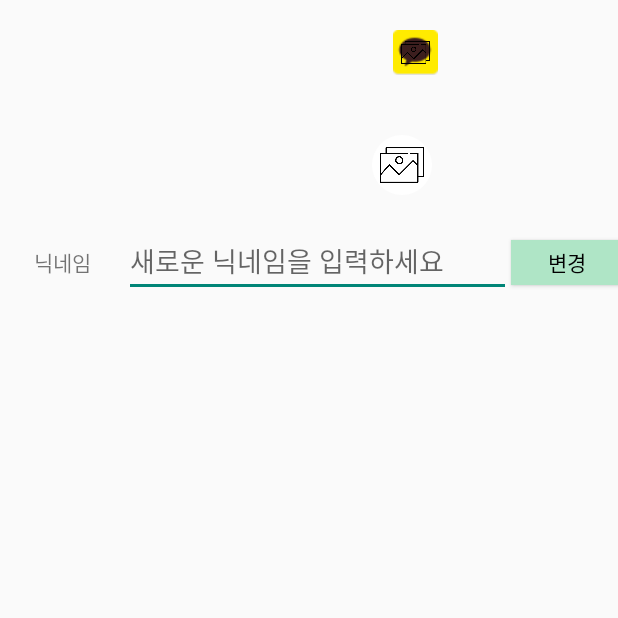
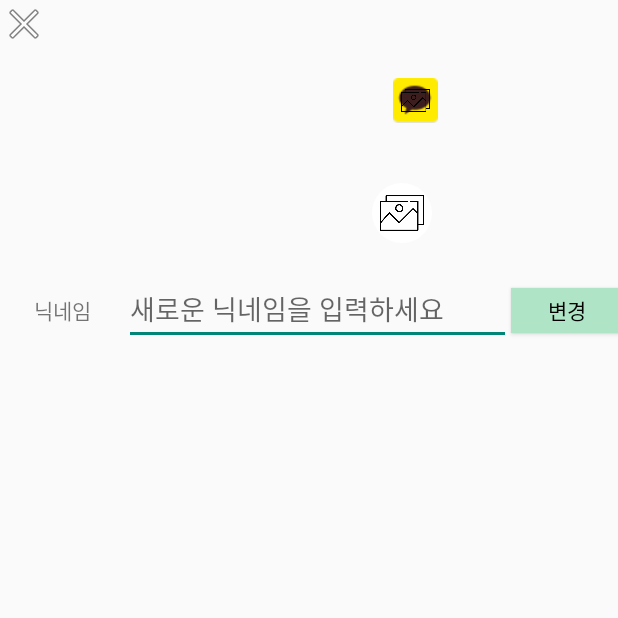
Before and after one commit to Capstone-kks/KKS_Android, an Android app: the MyProfileActivity screen opened directly, with no data from a screen before it, on a phone screen of 412 x 824 dp, the top half of it. Run offline under Robolectric (Android 15) with nearby library versions, the phone set to English and light mode, and no system bars; libraries missing offline, so code that uses them is left out: com.gun0912.tedpermission, jp.wasabeef.glide; pictures from the network do not load; 1 statement that could not run was skipped.

Commit message:
[에러] 뒤로가기 누르면 어플 꺼짐 -> 뒤로가기 누르면 어플 재시작으로 수정 어떻게 해야 Activity에서 fragment로 돌아가는지 잘 모르겠음

```diff
--- a/app/src/main/java/com/example/kks/MyProfileActivity.java
+++ b/app/src/main/java/com/example/kks/MyProfileActivity.java
@@ -5,8 +5,6 @@ import static android.content.ContentValues.TAG;
 import androidx.annotation.NonNull;
 import androidx.appcompat.app.AlertDialog;
 import androidx.appcompat.app.AppCompatActivity;
-import androidx.core.app.ActivityCompat;
-import androidx.core.content.FileProvider;
 
 import android.Manifest;
 import android.app.Activity;
@@ -17,49 +15,29 @@ import android.content.pm.PackageManager;
 import android.database.Cursor;
 import android.graphics.Bitmap;
 import android.graphics.BitmapFactory;
-import android.graphics.Camera;
-import android.graphics.SurfaceTexture;
-import android.hardware.camera2.CameraAccessException;
-import android.hardware.camera2.CameraCaptureSession;
-import android.hardware.camera2.CameraCharacteristics;
-import android.hardware.camera2.CameraDevice;
-import android.hardware.camera2.CameraManager;
-import android.hardware.camera2.CameraMetadata;
-import android.hardware.camera2.CaptureRequest;
-import android.hardware.camera2.params.StreamConfigurationMap;
 import android.net.Uri;
-import android.os.Build;
 import android.os.Bundle;
-import android.os.Environment;
 import android.os.Handler;
 import android.provider.MediaStore;
 import android.util.Log;
-import android.util.Size;
-import android.view.Surface;
-import android.view.TextureView;
 import android.view.View;
+import android.widget.ImageButton;
 import android.widget.ImageView;
 import android.widget.Toast;
 
 import com.bumptech.glide.Glide;
 import com.bumptech.glide.request.RequestOptions;
+import com.example.kks.archive.ActForFragmentArchiveFolderActivity;
 import com.example.kks.controller.RetrofitAPI;
 import com.example.kks.controller.RetrofitClient;
 import com.example.kks.controller.SharedPreference;
 import com.example.kks.databinding.ActivityMyProfileBinding;
-import com.example.kks.login.LoginPageActivity;
 import com.example.kks.login.PostUser;
 import com.gun0912.tedpermission.PermissionListener;
 import com.gun0912.tedpermission.TedPermission;
 
 import java.io.File;
-import java.io.IOException;
-import java.text.SimpleDateFormat;
-import java.util.Arrays;
-import java.util.Date;
 import java.util.List;
-import java.util.Timer;
-import java.util.TimerTask;
 
 import jp.wasabeef.glide.transformations.CropCircleTransformation;
 import retrofit2.Call;
@@ -86,6 +64,9 @@ public class MyProfileActivity extends AppCompatActivity {
     private static final int MY_CAMERA_PERMISSION_CODE = 100;
 
     static private Context mcontext;
+    public static Activity act;
+
+    private ImageButton backButton;
 
     Handler handler = new Handler();
 
@@ -101,6 +82,7 @@ public class MyProfileActivity extends AppCompatActivity {
         //System.out.println("image url : " + userImg);
 
         mcontext = this;
+        act = this;
 
         prefId = SharedPreference.getString(mcontext, "userId");
         Log.d("저장된", prefId);
@@ -130,8 +112,6 @@ public class MyProfileActivity extends AppCompatActivity {
             }
         });
 
-
-
         //dummy data
         //nickname = "굥";
         //binding = DataBindingUtil.setContentView(this, R.layout.activity_my_profile);
@@ -153,6 +133,9 @@ public class MyProfileActivity extends AppCompatActivity {
                         public void run() {
                             binding.editName.setText(nickname);
                             //get image using Glid lib
+                            Activity activity = (Activity) mcontext;
+                            if (activity.isFinishing())
+                                return;
                             Glide.with(mcontext).load(userImg).apply(RequestOptions.bitmapTransform(new CropCircleTransformation())).into(binding.profileImg);
                         }
                     });
@@ -168,6 +151,7 @@ public class MyProfileActivity extends AppCompatActivity {
 
         //get image using Glid lib
         //Glide.with(this).load(userImg).apply(RequestOptions.bitmapTransform(new CropCircleTransformation())).into(binding.profileImg);
+
 
     }
 
@@ -421,9 +405,14 @@ public class MyProfileActivity extends AppCompatActivity {
             Toast.makeText(this, "사진 선택 취소", Toast.LENGTH_LONG).show();
             return;
         }
+    }
+
+    public void finish(View view){
+        Intent intent = new Intent(MyProfileActivity.this, ActForFragmentArchiveFolderActivity.class);
+        startActivity(intent);
+        //Fragment fragment = new ArchiveFolderFragment();
+        //FragmentManager fragmentManager = getSupportFragmentManager();
+        //fragmentManager.beginTransaction().replace(R.id.mainFrameLayout, fragment).commit();
 
     }
-
-
-
 }
--- a/app/src/main/res/layout/activity_my_profile.xml
+++ b/app/src/main/res/layout/activity_my_profile.xml
@@ -28,6 +28,15 @@
         android:orientation="vertical"
         app:layout_constraintStart_toStartOf="parent"
         app:layout_constraintTop_toTopOf="parent">
+
+        <ImageButton
+            android:id="@+id/backButton"
+            android:layout_width="wrap_content"
+            android:layout_height="wrap_content"
+            android:layout_alignParentRight="true"
+            android:background="@android:color/transparent"
+            android:onClick="finish"
+            app:srcCompat="@android:drawable/ic_menu_close_clear_cancel" />
 
         <Space
             android:layout_width="match_parent"
```
Also changed, not shown: app/src/main/java/com/example/kks/archive/ActForFragmentArchiveFolderActivity.java (added, +20 -0 lines), app/src/main/java/com/example/kks/pattern/SpendpatternActivity.java (+18 -0 lines), app/src/main/res/layout/activity_spendpattern.xml (+10 -0 lines).
